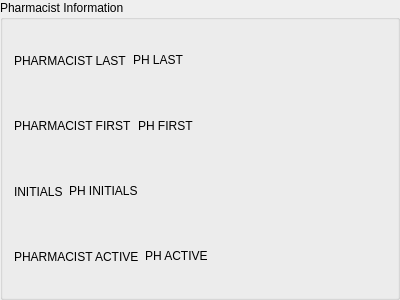
Old version of the form db/pharmacistgroupbox.ui in the repository kyledevans/Medicine-Track.
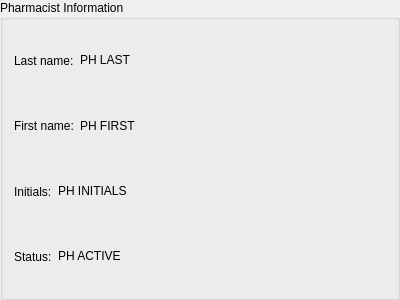
New version of the form.

```diff
--- a/db/pharmacistgroupbox.ui
+++ b/db/pharmacistgroupbox.ui
@@ -22,7 +22,7 @@
         <string comment="PHARMACIST LAST DISPLAY TOOLTIP">PHARMACIST LAST</string>
        </property>
        <property name="text">
-        <string comment="PHARMACIST LAST DISPLAY LABEL">PHARMACIST LAST</string>
+        <string notr="true">Last name:</string>
        </property>
       </widget>
      </item>
@@ -62,7 +62,7 @@
         <string comment="PHARMACIST FIRST DISPLAY TOOLTIP">PHARMACIST FIRST</string>
        </property>
        <property name="text">
-        <string comment="PHARMACIST FIRST DISPLAY LABEL">PHARMACIST FIRST</string>
+        <string notr="true">First name:</string>
        </property>
       </widget>
      </item>
@@ -102,7 +102,7 @@
         <string comment="INITIALS DISPLAY TOOLTIP">INITIALS</string>
        </property>
        <property name="text">
-        <string comment="INITIALS DISPLAY LABEL">INITIALS</string>
+        <string notr="true">Initials:</string>
        </property>
       </widget>
      </item>
@@ -142,7 +142,7 @@
         <string comment="PHARMACIST ACTIVE DISPLAY TOOLTIP">PHARMACIST ACTIVE</string>
        </property>
        <property name="text">
-        <string comment="PHARMACIST ACTIVE DISPLAY LABEL">PHARMACIST ACTIVE</string>
+        <string notr="true">Status:</string>
        </property>
       </widget>
      </item>
```
Left out of the diff: 16 changed lines with no effect on the pictures.
